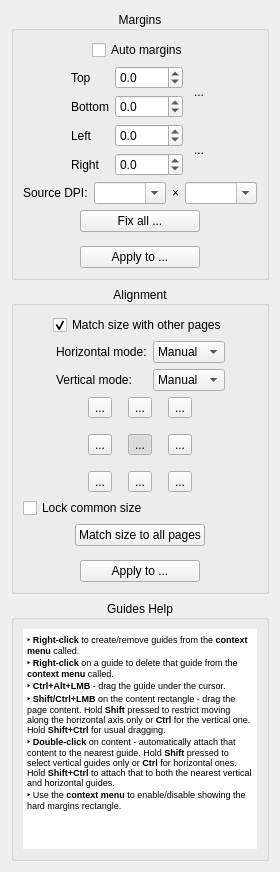
2ndmax/scantailor-ocr, file src/core/filters/page_layout/OptionsWidget.ui: the form before one commit.
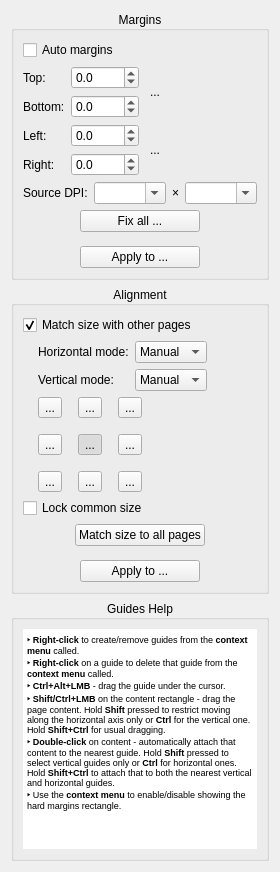
The form after the commit. Icons and pictures are not drawn. Custom widgets are drawn as their Qt base class.

Commit message: Options panels: one left-aligned layout, units in the fields

```diff
--- a/src/core/filters/page_layout/OptionsWidget.ui
+++ b/src/core/filters/page_layout/OptionsWidget.ui
@@ -25,19 +25,6 @@
      <layout class="QVBoxLayout" name="verticalLayout">
       <item>
        <layout class="QHBoxLayout" name="horizontalLayout">
-        <item>
-         <spacer name="horizontalSpacer_4">
-          <property name="orientation">
-           <enum>Qt::Horizontal</enum>
-          </property>
-          <property name="sizeHint" stdset="0">
-           <size>
-            <width>1</width>
-            <height>1</height>
-           </size>
-          </property>
-         </spacer>
-        </item>
         <item>
          <widget class="QCheckBox" name="autoMargins">
           <property name="text">
@@ -65,19 +52,6 @@
       </item>
       <item>
        <layout class="QHBoxLayout" name="horizontalLayout_2">
-        <item>
-         <spacer name="horizontalSpacer_3">
-          <property name="orientation">
-           <enum>Qt::Horizontal</enum>
-          </property>
-          <property name="sizeHint" stdset="0">
-           <size>
-            <width>1</width>
-            <height>1</height>
-           </size>
-          </property>
-         </spacer>
-        </item>
         <item>
          <layout class="QGridLayout" name="gridLayout">
           <item row="0" column="2" rowspan="2">
@@ -131,21 +105,21 @@
           <item row="0" column="0">
            <widget class="QLabel" name="label">
             <property name="text">
-             <string>Top</string>
+             <string>Top:</string>
             </property>
            </widget>
           </item>
           <item row="3" column="0">
            <widget class="QLabel" name="label_4">
             <property name="text">
-             <string>Right</string>
+             <string>Right:</string>
             </property>
            </widget>
           </item>
           <item row="2" column="0">
            <widget class="QLabel" name="label_3">
             <property name="text">
-             <string>Left</string>
+             <string>Left:</string>
             </property>
            </widget>
           </item>
@@ -242,7 +216,7 @@
           <item row="1" column="0">
            <widget class="QLabel" name="label_2">
             <property name="text">
-             <string>Bottom</string>
+             <string>Bottom:</string>
             </property>
            </widget>
           </item>
@@ -458,19 +432,6 @@
       </property>
       <item>
        <layout class="QHBoxLayout" name="horizontalLayout_7">
-        <item>
-         <spacer name="horizontalSpacer_7">
-          <property name="orientation">
-           <enum>Qt::Horizontal</enum>
-          </property>
-          <property name="sizeHint" stdset="0">
-           <size>
-            <width>1</width>
-            <height>1</height>
-           </size>
-          </property>
-         </spacer>
-        </item>
         <item>
          <widget class="QCheckBox" name="alignWithOthersCB">
           <property name="text">
@@ -498,19 +459,9 @@
       </item>
       <item>
        <layout class="QHBoxLayout" name="horizontalLayout_9">
-        <item>
-         <spacer name="horizontalSpacer_17">
-          <property name="orientation">
-           <enum>Qt::Horizontal</enum>
-          </property>
-          <property name="sizeHint" stdset="0">
-           <size>
-            <width>1</width>
-            <height>1</height>
-           </size>
-          </property>
-         </spacer>
-        </item>
+        <property name="leftMargin">
+         <number>15</number>
+        </property>
         <item>
          <layout class="QGridLayout" name="gridLayout_3">
           <item row="0" column="0">
@@ -590,19 +541,9 @@
       </item>
       <item>
        <layout class="QHBoxLayout" name="horizontalLayout_4">
-        <item>
-         <spacer name="horizontalSpacer_6">
-          <property name="orientation">
-           <enum>Qt::Horizontal</enum>
-          </property>
-          <property name="sizeHint" stdset="0">
-           <size>
-            <width>1</width>
-            <height>1</height>
-           </size>
-          </property>
-         </spacer>
-        </item>
+        <property name="leftMargin">
+         <number>15</number>
+        </property>
         <item>
          <layout class="QGridLayout" name="gridLayout_2">
           <property name="spacing">
```
Left out of the diff: 13 changed lines with no effect on the pictures. The commit also changes 28 other files.
